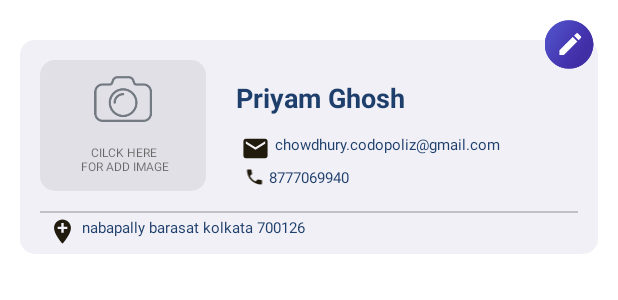
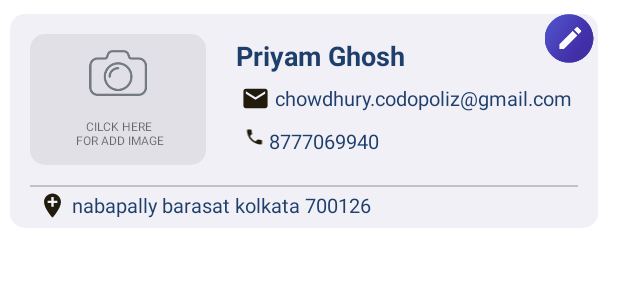
Before and after one commit to Srimanta99/CommsReport, an Android app: the layout item_manage_user.xml on its own in the app's theme, with its tools: preview values and no code run, on a phone screen of 412 x 824 dp. Shown: the top 300 px of the screen. Run offline under Robolectric (Android 15) with nearby library versions, the phone set to English and light mode, and no system bars.

Commit message:
28.01.2021

```diff
--- a/app/build.gradle
+++ b/app/build.gradle
@@ -39,6 +39,7 @@ android {
 }
 
 dependencies {
+    def arch_version = '2.0.0-alpha1'
 
     implementation "org.jetbrains.kotlin:kotlin-stdlib:$kotlin_version"
     implementation 'androidx.core:core-ktx:1.3.2'
@@ -51,6 +52,8 @@ dependencies {
     androidTestImplementation 'androidx.test.espresso:espresso-core:3.3.0'
     implementation 'com.intuit.sdp:sdp-android:1.0.6'
     kapt 'com.android.databinding:compiler:2.3.1'
+    implementation "androidx.lifecycle:lifecycle-extensions:$arch_version"
+    kapt "androidx.lifecycle:lifecycle-compiler:$arch_version"
 
     implementation 'com.squareup.retrofit2:retrofit:2.5.0'
     // JSON Converter
--- a/app/src/main/java/com/commsreport/Utils/sheardpreference/PreferenceConstent.kt
+++ b/app/src/main/java/com/commsreport/Utils/sheardpreference/PreferenceConstent.kt
@@ -12,6 +12,7 @@ object PreferenceConstent {
     var isremember="isremenber"
     var userData="userdata"
     var siteDetails="SiteDetails"
+    var selectedUser="selecteduserfromlist"
     var iS_Checked_login = "checklogin"
     var loginuser_data = "userdata"
     var loginuser_name = "username"
--- a/app/src/main/res/layout/item_manage_user.xml
+++ b/app/src/main/res/layout/item_manage_user.xml
@@ -11,13 +11,13 @@
     <RelativeLayout
         android:layout_width="match_parent"
         android:layout_height="wrap_content"
-        android:layout_marginTop="@dimen/_10sdp">
+        android:layout_marginTop="@dimen/_7sdp">
 
         <LinearLayout
             android:layout_width="match_parent"
             android:layout_height="wrap_content"
-            android:layout_marginLeft="@dimen/_10sdp"
-            android:layout_marginTop="@dimen/_10sdp"
+            android:layout_marginLeft="@dimen/_5sdp"
+
             android:layout_marginRight="@dimen/_10sdp"
             android:orientation="vertical">
 
@@ -74,17 +74,19 @@
                         android:layout_width="0dp"
                         android:layout_height="wrap_content"
                         android:layout_marginLeft="@dimen/_5sdp"
-                        android:layout_marginRight="@dimen/_15sdp"
+                        android:layout_marginRight="@dimen/_5sdp"
                         android:layout_weight="1"
                         android:orientation="vertical">
 
                         <TextView
+                            android:id="@+id/tv_name"
                             android:layout_width="match_parent"
                             android:layout_height="wrap_content"
-                            android:layout_marginTop="@dimen/_20sdp"
-                            android:text="Priyam Ghosh"
+                            android:layout_marginTop="@dimen/_12sdp"
+                            android:text="Priyam Ghosh "
                             android:textColor="#1E3F6C"
-                            android:textSize="18sp"
+                            android:layout_marginRight="@dimen/_20sdp"
+                            android:textSize="@dimen/_14sdp"
                             android:textStyle="bold">
 
                         </TextView>
@@ -92,7 +94,7 @@
                         <LinearLayout
                             android:layout_width="match_parent"
                             android:layout_height="wrap_content"
-                            android:layout_marginTop="@dimen/_9sdp"
+                            android:layout_marginTop="@dimen/_5sdp"
                             android:layout_marginBottom="@dimen/_2sdp"
                             android:orientation="horizontal">
 
@@ -111,7 +113,7 @@
                                 android:gravity="top|left"
                                 android:text="chowdhury.codopoliz@gmail.com"
                                 android:textColor="#1E3F6C"
-                                android:textSize="10sp">
+                                android:textSize="@dimen/_10sdp">
 
                             </TextView>
                         </LinearLayout>
@@ -120,10 +122,12 @@
                             android:layout_width="match_parent"
                             android:layout_height="wrap_content"
                             android:orientation="horizontal"
+                            android:layout_marginTop="@dimen/_5sdp"
                             android:paddingLeft="@dimen/_2sdp">
 
 
                             <ImageView
+                                android:id="@+id/img_phone"
                                 android:layout_width="@dimen/_15sdp"
                                 android:layout_height="@dimen/_10sdp"
                                 android:src="@drawable/ic_baseline_phone_24">
@@ -136,7 +140,7 @@
                                 android:layout_height="wrap_content"
                                 android:text="8777069940"
                                 android:textColor="#1E3F6C"
-                                android:textSize="10sp">
+                                android:textSize="@dimen/_10sdp">
 
                             </TextView>
                         </LinearLayout>
@@ -169,11 +173,12 @@
                     </ImageView>
 
                     <TextView
+                        android:id="@+id/tv_location"
                         android:layout_width="match_parent"
                         android:layout_height="@dimen/_15sdp"
                         android:text="nabapally barasat kolkata 700126"
                         android:textColor="#1E3F6C"
-                        android:textSize="10sp">
+                        android:textSize="@dimen/_10sdp">
 
                     </TextView>
                 </LinearLayout>
@@ -188,6 +193,7 @@
             android:gravity="right">
 
             <ImageView
+                android:id="@+id/img_edit"
                 android:layout_width="@dimen/_50sdp"
                 android:layout_height="@dimen/_25sdp"
                 android:src="@drawable/edit">
--- a/app/src/main/res/values/colors.xml
+++ b/app/src/main/res/values/colors.xml
@@ -18,4 +18,5 @@
     <color name="text_color_sky">#1BB8F9</color>
     <color name="red_button_color">#FE0100</color>
     <color name="login_bg_header">#032c71</color>
+    <color name="dialog_grey_color">#aaaaaa</color>
 </resources>
--- a/gradle.properties
+++ b/gradle.properties
@@ -19,3 +19,4 @@ android.useAndroidX=true
 android.enableJetifier=true
 # Kotlin code style for this project: "official" or "obsolete":
 kotlin.code.style=official
+android.databinding.enableV2=true
```
Also changed, not shown: app/src/main/java/com/commsreport/Utils/sheardpreference/AppSheardPreference.kt (+12 -0 lines), app/src/main/java/com/commsreport/network/ApiInterface.kt (+12 -1 lines), app/src/main/java/com/commsreport/network/NetworkUtility.kt (+5 -2 lines), app/src/main/java/com/commsreport/screens/fragments/edituser/EditUserFragment.kt (added, +128 -0 lines), app/src/main/java/com/commsreport/screens/fragments/managesite/ManageSiteFragment.kt (+6 -3 lines), app/src/main/res/layout/item_manage_document.xml (+9 -2 lines), app/src/main/res/layout/item_manage_faults.xml (+29 -13 lines).
